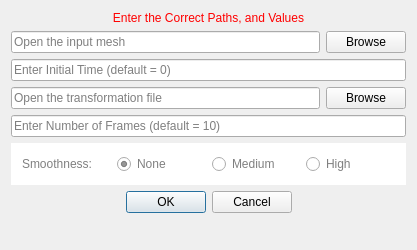
Before: the Qt Designer form Version2.0/Plugins/kcl.cemrgapp.mmcwplugin/src/internal/MmcwViewUIApplying.ui in OpenHeartDevelopers/CemrgApp, drawn with Qt 5.
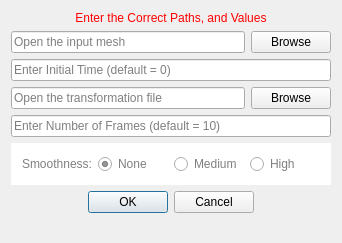
After: the same form once the commit is applied.

```diff
--- a/Version2.0/Plugins/kcl.cemrgapp.mmcwplugin/src/internal/MmcwViewUIApplying.ui
+++ b/Version2.0/Plugins/kcl.cemrgapp.mmcwplugin/src/internal/MmcwViewUIApplying.ui
@@ -6,8 +6,8 @@
    <rect>
     <x>0</x>
     <y>0</y>
-    <width>417</width>
-    <height>250</height>
+    <width>342</width>
+    <height>243</height>
    </rect>
   </property>
   <property name="sizePolicy">
@@ -18,8 +18,14 @@
   </property>
   <property name="minimumSize">
    <size>
-    <width>400</width>
-    <height>250</height>
+    <width>0</width>
+    <height>243</height>
+   </size>
+  </property>
+  <property name="maximumSize">
+   <size>
+    <width>16777215</width>
+    <height>243</height>
    </size>
   </property>
   <property name="windowTitle">
```
Left out of the diff: 134 changed lines with no effect on the pictures.
